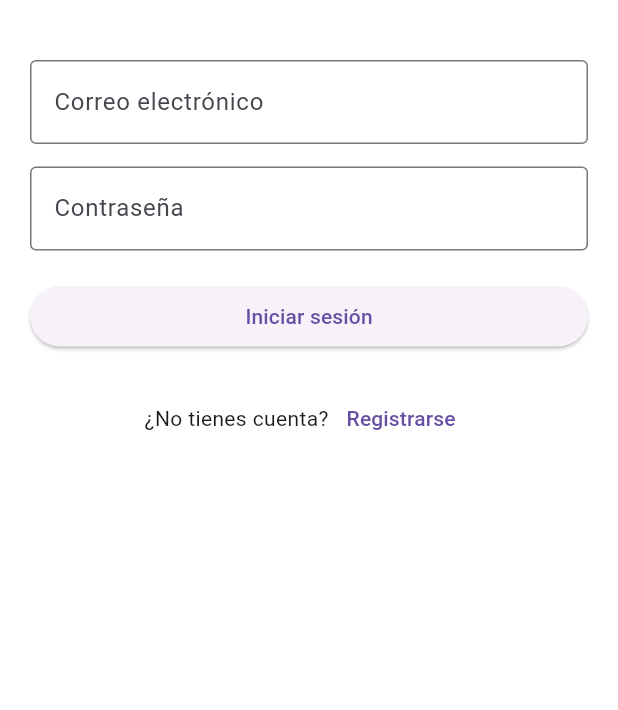
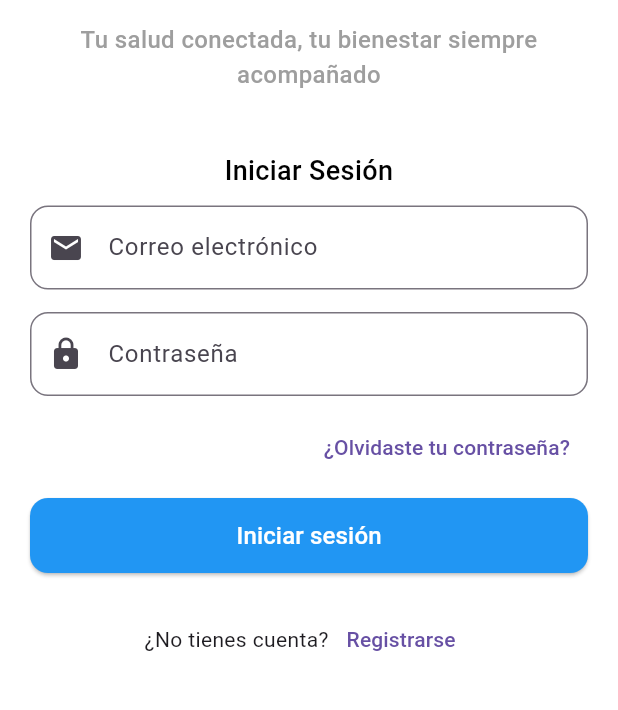
Before and after one commit to Hugo-ui12/SmartHealthy, a Flutter app: the screen it shows after launch, on a phone screen of 412 x 824 dp, the part 330-1040 px from its top. Run offline on Flutter 3.47's test engine with Material 3 defaults, Android fonts, the light colour scheme and no system bars.

Commit message:
Estructura de inicio de sesion)

```diff
--- a/lib/screens/login.dart
+++ b/lib/screens/login.dart
@@ -12,18 +12,46 @@ class LoginScreen extends StatelessWidget {
       body: SingleChildScrollView(
         child: Padding(
           padding: const EdgeInsets.all(20),
+
           child: Column(
             children: [
               const SizedBox(height: 80),
 
               Image.asset('assets/images/logo2.png', width: 180),
 
+              const SizedBox(height: 15),
+
+              const Text(
+                'Tu salud conectada, tu bienestar siempre acompañado',
+                textAlign: TextAlign.center,
+                style: TextStyle(
+                  fontSize: 16,
+                  color: Colors.grey,
+                  fontWeight: FontWeight.w500,
+                ),
+              ),
+
               const SizedBox(height: 40),
+
+              const Text(
+                'Iniciar Sesión',
+                textAlign: TextAlign.center,
+                style: TextStyle(
+                  fontSize: 18,
+                  color: Colors.black,
+                  fontWeight: FontWeight.w500,
+                ),
+              ),
+
+              const SizedBox(height: 10),
 
               TextField(
                 decoration: InputDecoration(
+                  prefixIcon: const Icon(Icons.email),
                   labelText: 'Correo electrónico',
-                  border: OutlineInputBorder(),
+                  border: OutlineInputBorder(
+                    borderRadius: BorderRadius.circular(12),
+                  ),
                 ),
               ),
 
@@ -32,18 +60,44 @@ class LoginScreen extends StatelessWidget {
               TextField(
                 obscureText: true,
                 decoration: InputDecoration(
+                  prefixIcon: const Icon(Icons.lock),
                   labelText: 'Contraseña',
-                  border: OutlineInputBorder(),
+                  border: OutlineInputBorder(
+                    borderRadius: BorderRadius.circular(12),
+                  ),
                 ),
               ),
 
-              const SizedBox(height: 20),
+              const SizedBox(height: 10),
+
+              Align(
+                alignment: Alignment.centerRight,
+                child: TextButton(
+                  onPressed: () {},
+                  child: const Text('¿Olvidaste tu contraseña?'),
+                ),
+              ),
+
+              const SizedBox(height: 10),
 
               SizedBox(
                 width: double.infinity,
+                height: 50,
+
                 child: ElevatedButton(
                   onPressed: () {},
-                  child: const Text('Iniciar sesión'),
+
+                  style: ElevatedButton.styleFrom(
+                    backgroundColor: Colors.blue,
+                    shape: RoundedRectangleBorder(
+                      borderRadius: BorderRadius.circular(12),
+                    ),
+                  ),
+
+                  child: const Text(
+                    'Iniciar sesión',
+                    style: TextStyle(color: Colors.white, fontSize: 16),
+                  ),
                 ),
               ),
 
@@ -51,6 +105,7 @@ class LoginScreen extends StatelessWidget {
 
               Row(
                 mainAxisAlignment: MainAxisAlignment.center,
+
                 children: [
                   const Text('¿No tienes cuenta?'),
 
```
